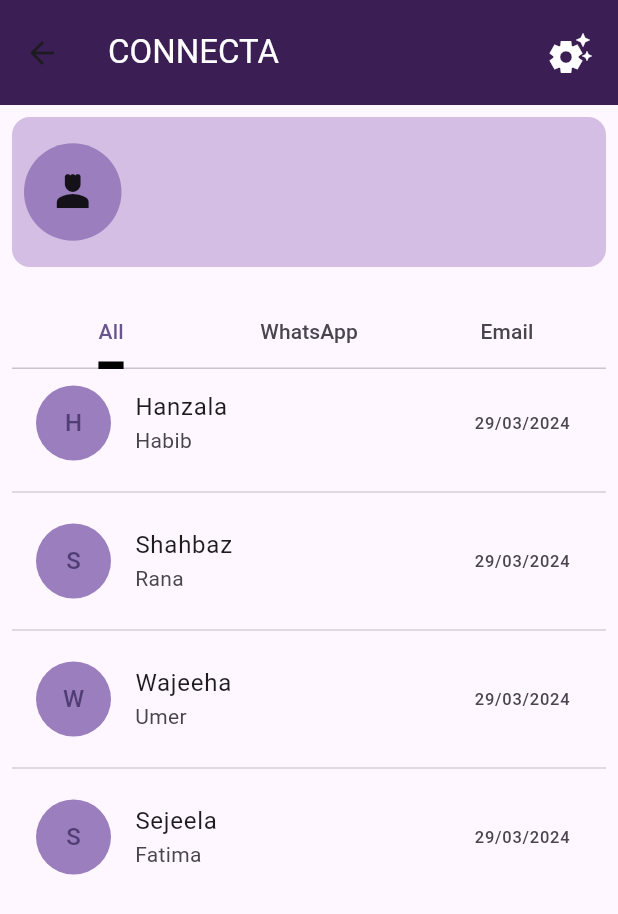
After one commit to Hanzala-Habib/Connecta_App, a Flutter app: the MainUnifiedScreen screen opened directly, on a phone screen of 412 x 824 dp. The commit adds this screen. Shown: the top 914 px of the screen. Run offline on Flutter 3.47's test engine with Material 3 defaults, Android fonts, the phone set to English and light mode, and no system bars.

Commit message:
basics setup file structure

```diff
--- /dev/null
+++ b/lib/Screens/main_screen/main_unified_screen.dart
@@ -0,0 +1,81 @@
+
+import 'package:connecta_app/Screens/main_screen/msg_tab_bar.dart';
+import 'package:connecta_app/constants/all_colors/GlobalColors.dart';
+import 'package:flutter/material.dart';
+
+class MainUnifiedScreen extends StatelessWidget {
+  const MainUnifiedScreen({super.key});
+
+  @override
+  Widget build(BuildContext context) {
+    return SafeArea(
+        child: Scaffold(
+      appBar: AppBar(
+        toolbarHeight: 70,
+
+        title: const Row(
+          mainAxisAlignment: MainAxisAlignment.spaceBetween,
+          children: [
+            Text(
+              "CONNECTA",
+              style: TextStyle(color: Colors.white, fontSize: 22),
+            ),
+            Icon(Icons.settings_suggest,
+              size: 32,
+            color: Colors.white,)
+          ],
+        ),
+        backgroundColor: GlobalColors.AppBarColor,
+
+      ),
+      body: Center(
+        child: Padding(
+          padding: const EdgeInsets.all(8.0),
+          child: Expanded(
+            child: Column(
+              children: [
+                Container(
+                  height: 100,
+
+                  decoration: BoxDecoration(
+                    color: GlobalColors.secondaryColor,
+                    borderRadius: BorderRadius.circular(12)
+                  ),
+                  child: Padding(
+                    padding: const EdgeInsets.all(8.0),
+                    child: Column(
+                      mainAxisAlignment: MainAxisAlignment.center,
+                      children: [
+                        Row(
+                          crossAxisAlignment: CrossAxisAlignment.center,
+                          children: [
+                            Container(
+                                height: 65,
+                                width: 65,
+                                decoration: const BoxDecoration(
+                                  shape: BoxShape.circle,
+                                  color: GlobalColors.primaryColor,
+                                ),
+                                child: Icon(
+                                  Icons.person_4,
+                                  size: 32,
+                                )),
+                          ],
+                        )
+                      ],
+                    ),
+                  ),
+                ),
+
+                SizedBox(height: 20,),
+                Expanded(
+                    child: ConnectaTabBar())
+
+              ],
+            ),
+          ),
+        ),
+      ),
+    ));
+  }
+}
--- /dev/null
+++ b/lib/Screens/main_screen/msg_tab_bar.dart
@@ -0,0 +1,54 @@
+
+import 'package:connecta_app/constants/re_use_able_widgets/ListViews/All_messages_listview.dart';
+import 'package:flutter/material.dart';
+
+class ConnectaTabBar extends StatefulWidget {
+  const ConnectaTabBar({super.key});
+
+  @override
+  State<ConnectaTabBar> createState() => _ConnectaTabBarState();
+}
+
+class _ConnectaTabBarState extends State<ConnectaTabBar>
+    with TickerProviderStateMixin {
+  @override
+  Widget build(BuildContext context) {
+    TabController _tabController = TabController(length: 3, vsync: this);
+    return Scaffold(
+      body: Column(
+        children: [
+          TabBar(
+              controller: _tabController,
+              // indicator: BoxDecoration(
+              //     borderRadius: BorderRadius.circular(10),
+              //     color: GlobalColors.primaryColor),
+              indicator:UnderlineTabIndicator(
+                  borderSide: BorderSide(width: 5.0),
+              ),
+              labelPadding: EdgeInsets.symmetric(horizontal: 30),
+              tabs: const [
+                Tab(
+                  text: "All",
+                ),
+                Tab(
+                  text: "WhatsApp",
+                ),
+                Tab(
+                  text: "Email",
+                )
+              ]),
+          Expanded(
+            child: TabBarView(
+                controller: _tabController,
+                children:const [
+                  AllMessagesListview(),
+                  Center(child: Text("WhatsApp messages")),
+                  Center(child: Text("Email messages"))
+                ]
+            ),
+          )
+        ],
+      ),
+    );
+  }
+}
--- /dev/null
+++ b/lib/constants/all_colors/GlobalColors.dart
@@ -0,0 +1,12 @@
+import 'package:flutter/material.dart';
+
+class GlobalColors{
+
+  static const secondaryColor = Color(0xFFD4BEE4);
+  static const backgroundColor = Colors.white;
+  static const unselectedColor = Colors.black87;
+  static const AppBarColor=Color.fromRGBO(59,30,84,1.0);
+  static const greycolorForTextFeild=Color(0xffebecee);
+  static const primaryColor=Color(0xFF9b7ebd);
+
+}
--- /dev/null
+++ b/lib/constants/re_use_able_widgets/Cicular_avatar/Avatar_circle.dart
@@ -0,0 +1,26 @@
+
+import 'package:connecta_app/constants/all_colors/GlobalColors.dart';
+import 'package:flutter/material.dart';
+
+
+
+class AvatarCircle extends StatelessWidget {
+  final String name_letter;
+  const AvatarCircle({super.key, required this.name_letter});
+
+  @override
+  Widget build(BuildContext context) {
+
+    return Container(
+      height: 50,
+      width: 50,
+      child: CircleAvatar(
+        backgroundColor: GlobalColors.primaryColor,
+        child: Text(name_letter[0]),
+
+
+
+      ),
+    );
+  }
+}
--- /dev/null
+++ b/lib/constants/re_use_able_widgets/ListViews/All_messages_listview.dart
@@ -0,0 +1,34 @@
+
+import 'package:connecta_app/constants/re_use_able_widgets/Cicular_avatar/Avatar_circle.dart';
+import 'package:flutter/material.dart';
+
+class AllMessagesListview extends StatefulWidget {
+
+  const AllMessagesListview({super.key});
+  @override
+  State<AllMessagesListview> createState() => _AllMessagesListviewState();
+}
+
+class _AllMessagesListviewState extends State<AllMessagesListview> {
+  var arr=["Hanzala","Shahbaz","Wajeeha","Sejeela"];
+  var sub_title=["Habib","Rana","Umer","Fatima"];
+  @override
+  Widget build(BuildContext context) {
+    return Scaffold(
+      body: ListView.separated(itemBuilder: (context, index) {
+        return ListTile(
+          leading: AvatarCircle(name_letter: arr[index].toString()),
+          trailing:const Text("29/03/2024"),
+          title:Text(arr[index],),
+          subtitle:Text(sub_title[index])
+        );
+
+      }, separatorBuilder: (context, index) {
+        return const Divider(
+          height: 20,
+          thickness: 0.8,
+        );
+      }, itemCount:arr.length),
+    );
+  }
+}
```
Also changed, not shown: lib/main.dart (+0 -19 lines).
